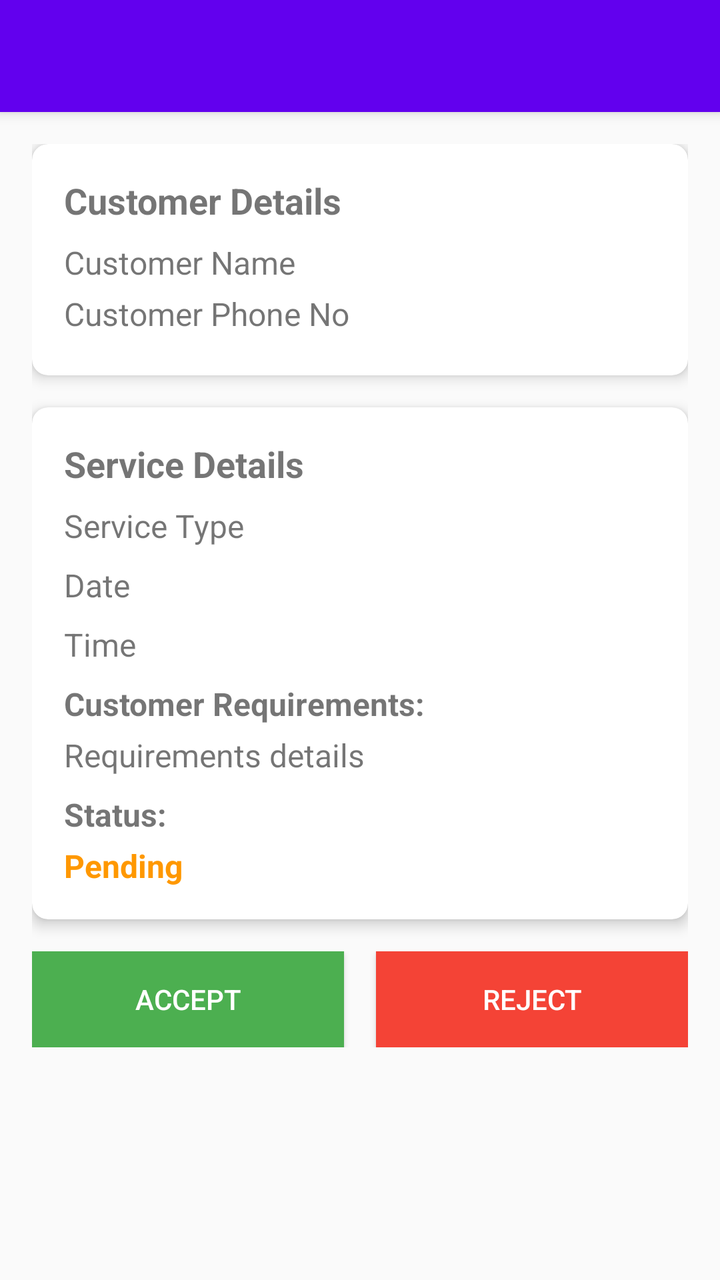
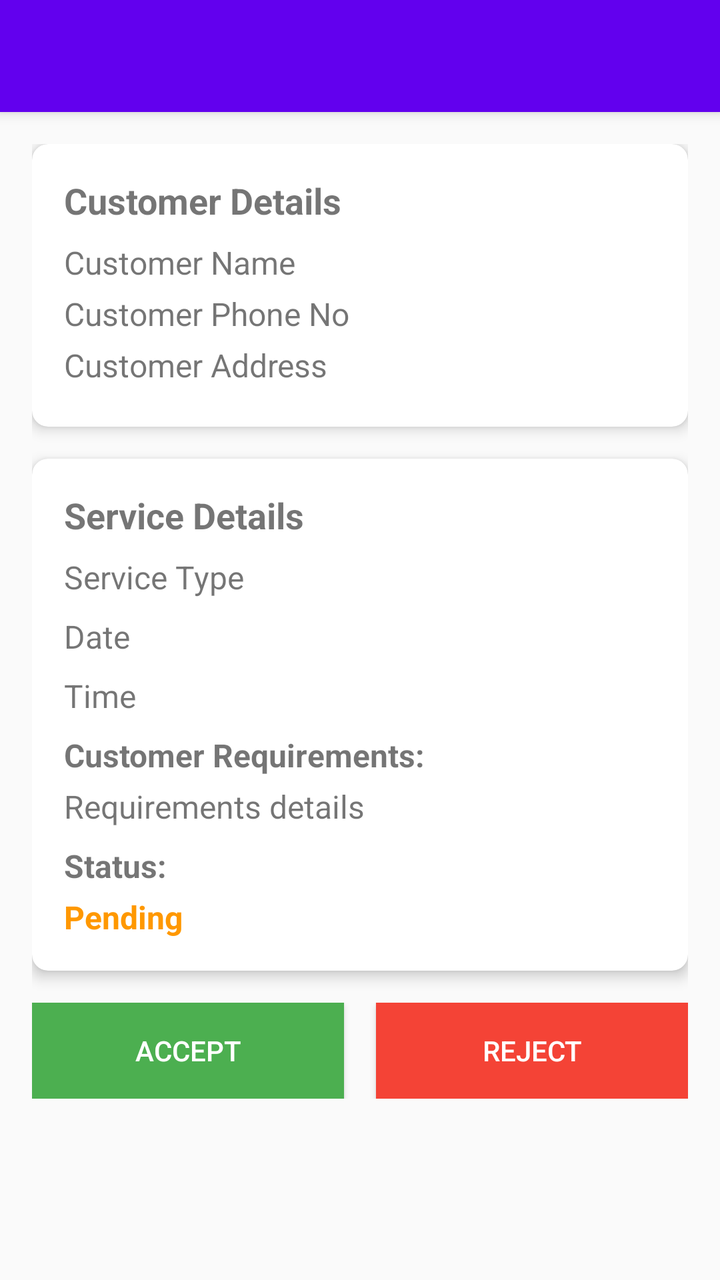

Two renders of the same Android screen: before a commit and after it. Below are the layout's source before the change and the commit's diff.
<!-- AndroidManifest.xml: application theme AppTheme -->
<!-- res/layout/activity_booking_details.xml -->
<?xml version="1.0" encoding="utf-8"?>
<androidx.coordinatorlayout.widget.CoordinatorLayout xmlns:android="http://schemas.android.com/apk/res/android"
    xmlns:app="http://schemas.android.com/apk/res-auto"
    xmlns:tools="http://schemas.android.com/tools"
    android:layout_width="match_parent"
    android:layout_height="match_parent"
    tools:context=".booking.BookingDetailsActivity">

    <com.google.android.material.appbar.AppBarLayout
        android:layout_width="match_parent"
        android:layout_height="wrap_content"
        android:theme="@style/AppTheme.AppBarOverlay">

        <androidx.appcompat.widget.Toolbar
            android:id="@+id/toolbar"
            android:layout_width="match_parent"
            android:layout_height="?attr/actionBarSize"
            android:background="?attr/colorPrimary"
            app:popupTheme="@style/AppTheme.PopupOverlay" />

    </com.google.android.material.appbar.AppBarLayout>

    <androidx.core.widget.NestedScrollView
        android:layout_width="match_parent"
        android:layout_height="match_parent"
        app:layout_behavior="@string/appbar_scrolling_view_behavior">

        <LinearLayout
            android:layout_width="match_parent"
            android:layout_height="wrap_content"
            android:orientation="vertical"
            android:padding="16dp">

            <androidx.cardview.widget.CardView
                android:layout_width="match_parent"
                android:layout_height="wrap_content"
                android:layout_marginBottom="16dp"
                app:cardCornerRadius="8dp"
                app:cardElevation="4dp">

                <LinearLayout
                    android:layout_width="match_parent"
                    android:layout_height="wrap_content"
                    android:orientation="vertical"
                    android:padding="16dp">

                    <TextView
                        android:layout_width="match_parent"
                        android:layout_height="wrap_content"
                        android:text="Customer Details"
                        android:textSize="18sp"
                        android:textStyle="bold"
                        android:layout_marginBottom="8dp"/>

                    <TextView
                        android:id="@+id/customerNameTextView"
                        android:layout_width="match_parent"
                        android:layout_height="wrap_content"
                        android:text="Customer Name"
                        android:textSize="16sp"
                        android:layout_marginBottom="4dp"/>
                    <TextView
                        android:id="@+id/customerPhoneTextView"
                        android:layout_width="match_parent"
                        android:layout_height="wrap_content"
                        android:text="Customer Phone No"
                        android:textSize="16sp"
                        android:layout_marginBottom="4dp"/>


                </LinearLayout>
            </androidx.cardview.widget.CardView>

            <androidx.cardview.widget.CardView
                android:layout_width="match_parent"
                android:layout_height="wrap_content"
                android:layout_marginBottom="16dp"
                app:cardCornerRadius="8dp"
                app:cardElevation="4dp">

                <LinearLayout
                    android:layout_width="match_parent"
                    android:layout_height="wrap_content"
                    android:orientation="vertical"
                    android:padding="16dp">

                    <TextView
                        android:layout_width="match_parent"
                        android:layout_height="wrap_content"
                        android:text="Service Details"
                        android:textSize="18sp"
                        android:textStyle="bold"
                        android:layout_marginBottom="8dp"/>

                    <TextView
                        android:id="@+id/tvServiceType"
                        android:layout_width="match_parent"
                        android:layout_height="wrap_content"
                        android:text="Service Type"
                        android:textSize="16sp"
                        android:layout_marginBottom="8dp"/>

                    <TextView
                        android:id="@+id/tvDate"
                        android:layout_width="match_parent"
                        android:layout_height="wrap_content"
                        android:text="Date"
                        android:textSize="16sp"
                        android:layout_marginBottom="8dp"/>

                    <TextView
                        android:id="@+id/tvTime"
                        android:layout_width="match_parent"
                        android:layout_height="wrap_content"
                        android:text="Time"
                        android:textSize="16sp"
                        android:layout_marginBottom="8dp"/>

                    <TextView
                        android:layout_width="match_parent"
                        android:layout_height="wrap_content"
                        android:text="Customer Requirements:"
                        android:textSize="16sp"
                        android:textStyle="bold"
                        android:layout_marginBottom="4dp"/>

                    <TextView
                        android:id="@+id/tvRequirements"
                        android:layout_width="match_parent"
                        android:layout_height="wrap_content"
                        android:text="Requirements details"
                        android:textSize="16sp"
                        android:layout_marginBottom="8dp"/>

                    <TextView
                        android:layout_width="match_parent"
                        android:layout_height="wrap_content"
                        android:text="Status:"
                        android:textSize="16sp"
                        android:textStyle="bold"
                        android:layout_marginBottom="4dp"/>

                    <TextView
                        android:id="@+id/tvStatus"
                        android:layout_width="match_parent"
                        android:layout_height="wrap_content"
                        android:text="Pending"
                        android:textSize="16sp"
                        android:textStyle="bold"
                        android:textColor="@color/pending_color"/>

                </LinearLayout>
            </androidx.cardview.widget.CardView>

            <LinearLayout
                android:layout_width="match_parent"
                android:layout_height="wrap_content"
                android:orientation="horizontal"
                android:gravity="center">

                <Button
                    android:id="@+id/btnAccept"
                    android:layout_width="0dp"
                    android:layout_height="wrap_content"
                    android:layout_weight="1"
                    android:text="Accept"
                    android:textColor="@android:color/white"
                    android:background="@color/confirmed_color"
                    android:layout_marginEnd="8dp"/>

                <Button
                    android:id="@+id/btnReject"
                    android:layout_width="0dp"
                    android:layout_height="wrap_content"
                    android:layout_weight="1"
                    android:text="Reject"
                    android:textColor="@android:color/white"
                    android:background="@color/cancelled_color"
                    android:layout_marginStart="8dp"/>

            </LinearLayout>

        </LinearLayout>

    </androidx.core.widget.NestedScrollView>

</androidx.coordinatorlayout.widget.CoordinatorLayout>
<!-- resources referenced by this layout -->
<resources>
  <color name="cancelled_color">#F44336</color>
  <color name="confirmed_color">#4CAF50</color>
  <color name="pending_color">#FF9800</color>
  <style name="AppTheme.AppBarOverlay" parent="ThemeOverlay.AppCompat.Dark.ActionBar" />
  <style name="AppTheme.PopupOverlay" parent="ThemeOverlay.AppCompat.Light" />
  <style name="AppTheme" parent="Theme.AppCompat.Light.NoActionBar">
          <item name="colorPrimary">@color/colorPrimary</item>
          <item name="colorPrimaryDark">@color/colorPrimaryDark</item>
          <item name="colorAccent">@color/colorAccent</item>
          
  
          <item name="colorSecondary">@color/teal_200</item>
          <item name="colorSecondaryVariant">@color/teal_700</item>
          <item name="colorOnSecondary">@color/black</item>
          
          <item name="android:statusBarColor">?attr/colorPrimaryVariant</item>
      </style>
  <color name="colorPrimary">#6200EE</color>
  <color name="colorPrimaryDark">#3700B3</color>
  <color name="colorAccent">#03DAC5</color>
  <color name="teal_200">#FF03DAC5</color>
  <color name="teal_700">#FF018786</color>
  <color name="black">#FF000000</color>
</resources>

<!-- the commit's change to res/layout/activity_booking_details.xml (unified diff, before → after) -->
@@ -53,17 +53,24 @@
                         android:layout_marginBottom="8dp"/>
 
                     <TextView
-                        android:id="@+id/customerNameTextView"
+                        android:id="@+id/customerNameTV"
                         android:layout_width="match_parent"
                         android:layout_height="wrap_content"
                         android:text="Customer Name"
                         android:textSize="16sp"
                         android:layout_marginBottom="4dp"/>
                     <TextView
-                        android:id="@+id/customerPhoneTextView"
+                        android:id="@+id/customerPhoneTV"
                         android:layout_width="match_parent"
                         android:layout_height="wrap_content"
                         android:text="Customer Phone No"
+                        android:textSize="16sp"
+                        android:layout_marginBottom="4dp"/>
+                    <TextView
+                        android:id="@+id/customerAddTV"
+                        android:layout_width="match_parent"
+                        android:layout_height="wrap_content"
+                        android:text="Customer Address"
                         android:textSize="16sp"
                         android:layout_marginBottom="4dp"/>
 
